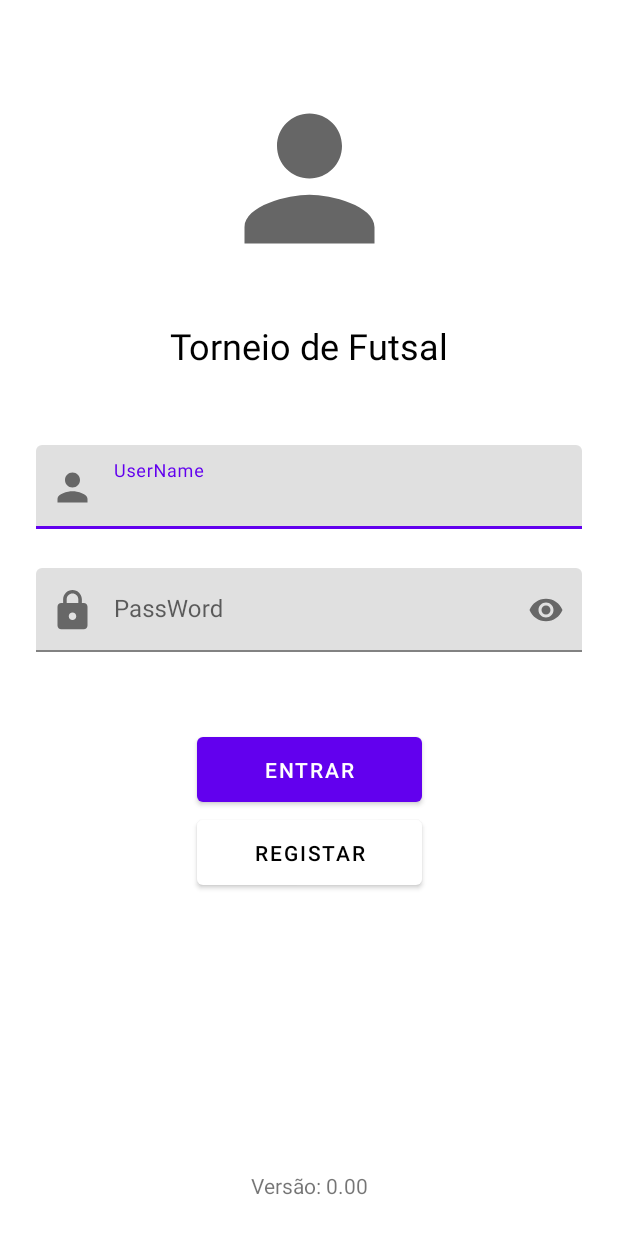
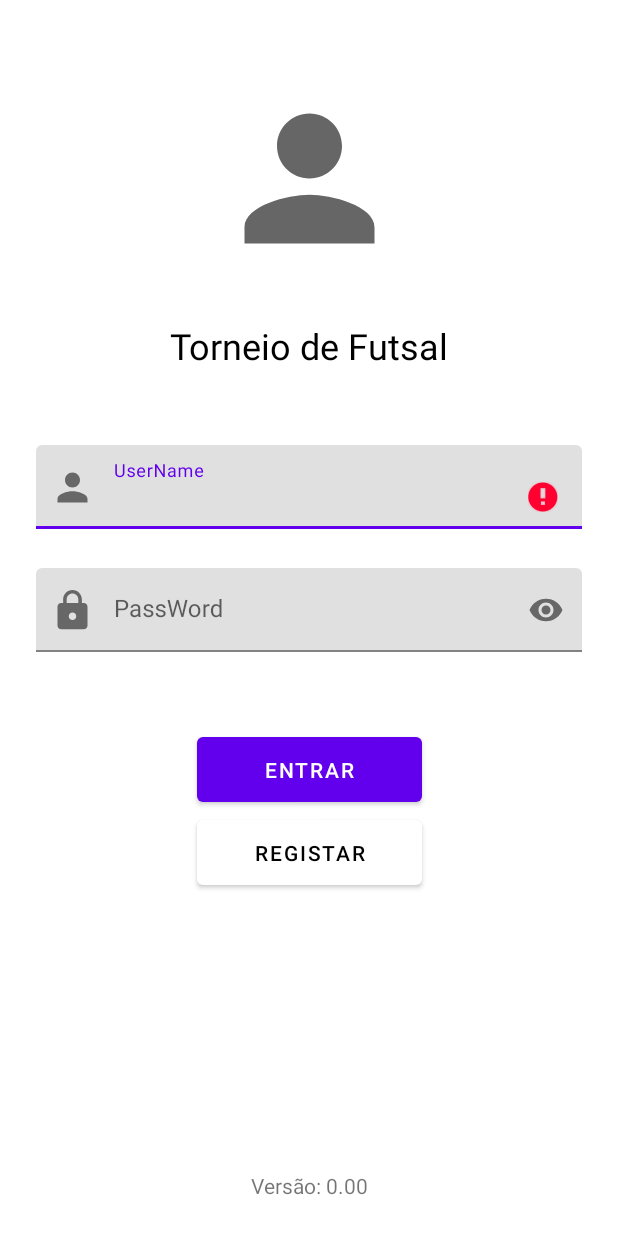
Before and after one commit to RodrigoSL06/TrabFinal2022ProgAvanc, an Android app: the screen it shows after launch (MainActivity), after a tap on an icon or button, on a phone screen of 412 x 824 dp. Run offline under Robolectric (Android 15) with nearby library versions, the phone set to English and light mode, and no system bars; our stand-ins replace navigation-ui; Roboto replaces fonts that are not available here; 1 other tap on this screen came first.

Commit message:
Função do botao entrar

```diff
--- a/app/src/main/res/layout/activity_main.xml
+++ b/app/src/main/res/layout/activity_main.xml
@@ -46,7 +46,7 @@
         app:errorEnabled="true">
 
         <com.google.android.material.textfield.TextInputEditText
-            android:id="@+id/email_edit_text"
+            android:id="@+id/username_edit_text"
             android:layout_width="match_parent"
             android:layout_height="wrap_content"
             android:inputType="textEmailAddress" />
@@ -72,7 +72,7 @@
     </com.google.android.material.textfield.TextInputLayout>
 
     <com.google.android.material.button.MaterialButton
-        android:id="@+id/next_button"
+        android:id="@+id/entrar_button"
         android:layout_width="150dp"
         android:layout_height="55dp"
         android:layout_marginTop="30dp"
@@ -92,7 +92,7 @@
         app:iconTint="@color/white"
         app:layout_constraintEnd_toEndOf="parent"
         app:layout_constraintStart_toStartOf="parent"
-        app:layout_constraintTop_toBottomOf="@id/next_button" />
+        app:layout_constraintTop_toBottomOf="@id/entrar_button" />
 
     <TextView
         android:id="@+id/version_app"
```
Also changed, not shown: app/src/main/java/pt/ipg/trabfinal2022progavanc/MainActivity.kt (+43 -0 lines).
